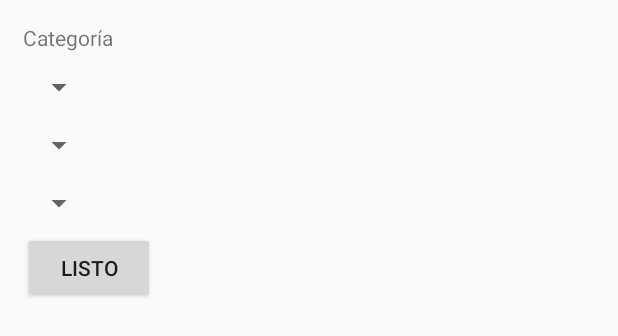
After one commit to omarivanfq/Cartelera-Tec, an Android app: the layout fragment_filters.xml on its own in the app's theme, with its tools: preview values and no code run, on a phone screen of 412 x 824 dp. The commit adds this screen. Shown: the top 336 px of the screen. Run offline under Robolectric (Android 15) with nearby library versions, the phone set to English and light mode, and no system bars.

Commit message:
date filter view added

```diff
--- a/app/build.gradle
+++ b/app/build.gradle
@@ -31,6 +31,7 @@ dependencies {
     implementation 'com.android.support:design:26.1.0'
     implementation 'com.android.support.constraint:constraint-layout:1.1.3'
     implementation "android.arch.persistence.room:runtime:$roomVersion"
+    implementation 'com.android.support:support-v4:26.1.0'
     kapt "android.arch.persistence.room:compiler:$roomVersion"
     androidTestImplementation "android.arch.persistence.room:testing:$roomVersion"
     implementation 'org.jetbrains.anko:anko-common:0.10.0'
--- /dev/null
+++ b/app/src/main/res/anim/slide_down.xml
@@ -0,0 +1,4 @@
+<?xml version="1.0" encoding="utf-8"?>
+<set xmlns:android="http://schemas.android.com/apk/res/android">
+    <translate android:fromXDelta="0" android:fromYDelta="0" android:toYDelta="500" android:duration="500"/>
+</set>
--- /dev/null
+++ b/app/src/main/res/anim/slide_up.xml
@@ -0,0 +1,4 @@
+<?xml version="1.0" encoding="utf-8"?>
+<set xmlns:android="http://schemas.android.com/apk/res/android">
+    <translate android:fromXDelta="0" android:fromYDelta="500" android:duration="500"/>
+</set>
--- /dev/null
+++ b/app/src/main/res/layout/fragment_filters.xml
@@ -0,0 +1,52 @@
+<FrameLayout xmlns:android="http://schemas.android.com/apk/res/android"
+    xmlns:tools="http://schemas.android.com/tools"
+    android:layout_width="match_parent"
+    android:layout_height="match_parent"
+    tools:context="com.itesm.cartelera_tec_mty.Filters">
+    <LinearLayout
+        android:layout_width="wrap_content"
+        android:layout_height="wrap_content"
+        android:orientation="vertical"
+        android:padding="15dp">
+        <TextView
+            android:id="@+id/textview_date"
+            android:layout_width="wrap_content"
+            android:layout_height="wrap_content"
+            android:text="@string/filter_date"/>
+
+        <LinearLayout
+            android:id="@+id/container_date_filter"
+            android:layout_width="wrap_content"
+            android:layout_height="wrap_content"
+            android:orientation="vertical">
+            <LinearLayout
+                android:id="@+id/layout_date_filter"
+                android:layout_width="wrap_content"
+                android:layout_height="wrap_content"
+                android:orientation="vertical"
+                android:paddingTop="4dp">
+                <Spinner
+                    android:id="@+id/spinner_years"
+                    android:layout_width="wrap_content"
+                    android:layout_height="wrap_content"
+                    android:layout_marginVertical="7dp"/>
+                <Spinner
+                    android:id="@+id/spinner_months"
+                    android:layout_width="wrap_content"
+                    android:layout_height="wrap_content"
+                    android:layout_marginVertical="7dp"/>
+                <Spinner
+                    android:id="@+id/spinner_days"
+                    android:layout_width="wrap_content"
+                    android:layout_height="wrap_content"
+                    android:layout_marginVertical="7dp"/>
+                <Button
+                    android:id="@+id/btn_filter_done"
+                    android:layout_width="wrap_content"
+                    android:layout_height="wrap_content"
+                    android:text="Listo"/>
+            </LinearLayout>
+        </LinearLayout>
+
+    </LinearLayout>
+</FrameLayout>
--- a/app/src/main/res/values/strings.xml
+++ b/app/src/main/res/values/strings.xml
@@ -10,5 +10,7 @@
     <string name="removed_favorite">Se quitó de favoritos.</string>
     <string name="added_favorite">Se agregó a favoritos.</string>
     <string name="search_view">Enter search</string>
-    <string name="search_hint">Search Eventos</string>
+    <string name="search_hint">Buscar en eventos</string>
+    <string name="filter_category">Categoría</string>
+    <string name="filter_date">Categoría</string>
 </resources>
```
Also changed, not shown: app/src/main/java/com/itesm/cartelera_tec_mty/Event.kt (+1 -44 lines), app/src/main/java/com/itesm/cartelera_tec_mty/Filters.kt (added, +200 -0 lines), app/src/main/java/com/itesm/cartelera_tec_mty/MainActivity.kt (+19 -18 lines), app/src/main/res/layout/activity_main.xml (+28 -8 lines), app/src/main/res/values/arrays.xml (+15 -5 lines).
